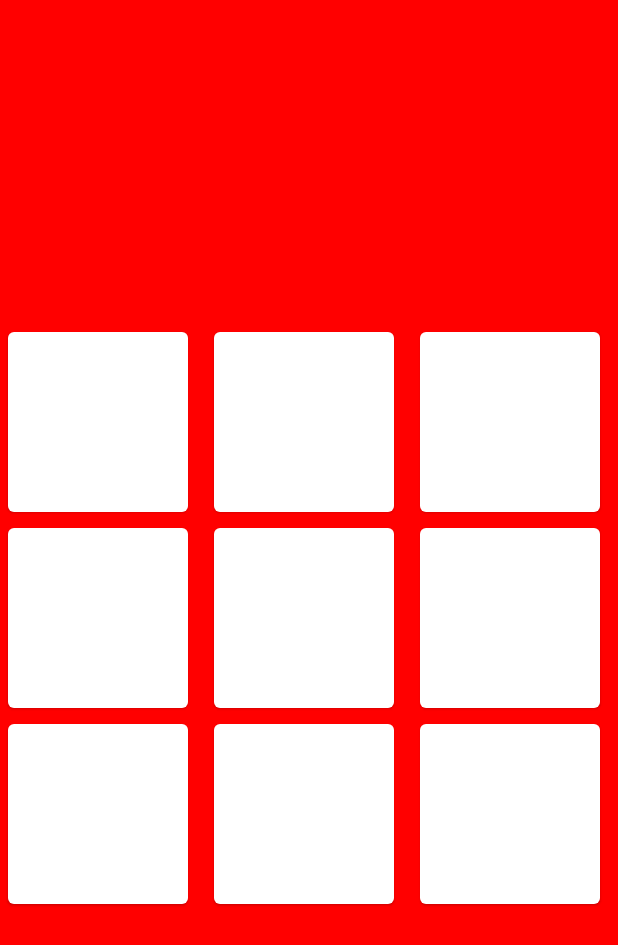
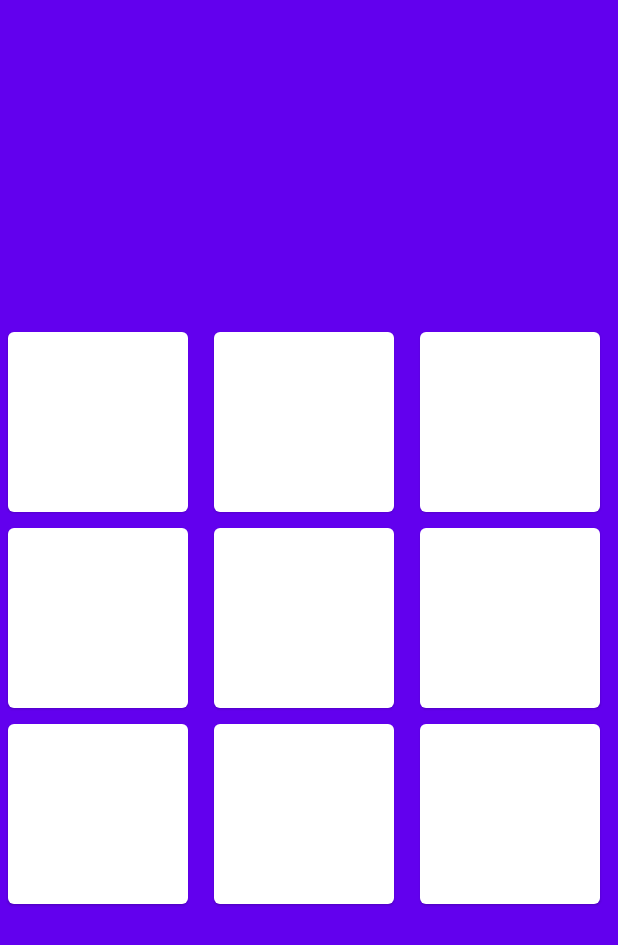
Before and after one commit to Drsdavi62/Tic-Tac-Toe, an Android app built with Jetpack Compose: the screen it shows after launch (MainActivity), on a phone screen of 412 x 824 dp. Shown: the top 945 px of the screen. Run offline under Robolectric (Android 15) with nearby library versions, the phone set to English and light mode, and no system bars; 3 statements that could not run were skipped.

Commit message:
Change colors

```diff
--- a/app/src/main/java/com/example/tic_tac_toe/MainActivity.kt
+++ b/app/src/main/java/com/example/tic_tac_toe/MainActivity.kt
@@ -37,7 +37,7 @@ class MainActivity : ComponentActivity() {
                 BoxWithConstraints(
                     modifier = Modifier
                         .fillMaxSize()
-                        .background(color = Color.Red)
+                        .background(color = MaterialTheme.colors.primary)
                 ) {
 
                     val cardSize = (maxWidth - 20.dp) / 3
--- a/app/src/main/java/com/example/tic_tac_toe/ui/components/GameSquare.kt
+++ b/app/src/main/java/com/example/tic_tac_toe/ui/components/GameSquare.kt
@@ -44,6 +44,7 @@ fun GameSquare (
                 modifier = Modifier
                     .align(Alignment.Center)
                     .size(cardSize / 2),
+                tint = MaterialTheme.colors.primary
             )
         }
     }
```
